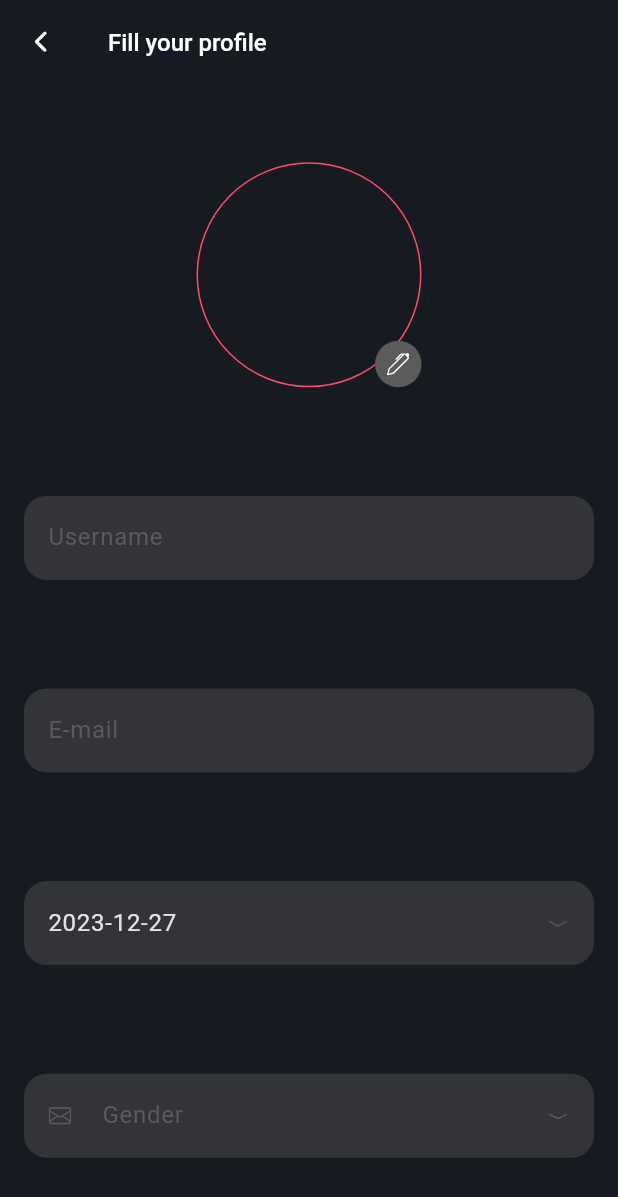
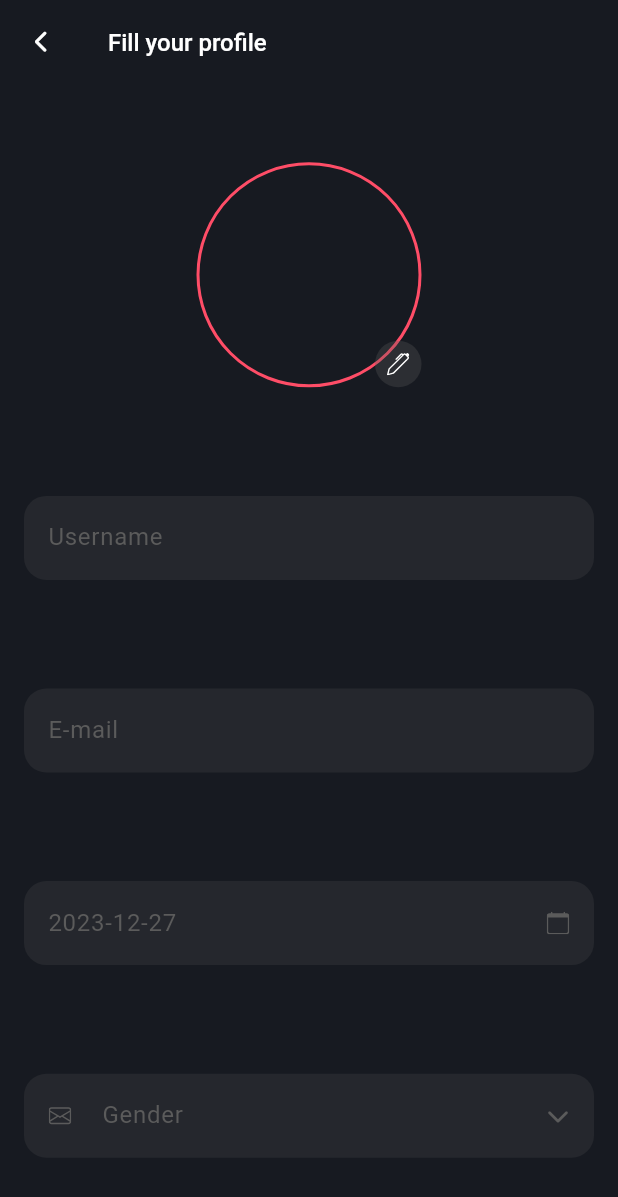
Before and after one commit to hafedh049/luxy, a Flutter app: the SignUp screen opened directly, on a phone screen of 412 x 824 dp. Shown: the top 1197 px of the screen. Run offline on Flutter 3.47's test engine with Material 3 defaults, Android fonts, the phone set to English and light mode, and no system bars; our stand-ins replace animated_toggle_switch, flutter_animate, fluttertoast, google_nav_bar, hive, icons_plus and 2 more; accounts and stored records are empty.

Commit message:
ModifiedM lib/views/auth/sign_up.dart

```diff
--- a/lib/views/auth/sign_up.dart
+++ b/lib/views/auth/sign_up.dart
@@ -4,7 +4,6 @@ import 'package:flutter/material.dart';
 import 'package:flutter_animate/flutter_animate.dart';
 import 'package:icons_plus/icons_plus.dart';
 import 'package:luxy/utils/globals.dart';
-import 'package:luxy/utils/helpers/icon.dart';
 
 class SignUp extends StatefulWidget {
   const SignUp({super.key});
@@ -57,14 +56,14 @@ class _SignUpState extends State<SignUp> {
                         height: 150,
                         decoration: BoxDecoration(
                           shape: BoxShape.circle,
-                          border: Border.all(color: pink),
+                          border: Border.all(color: pink, width: 2),
                           image: profilePicture == null ? null : DecorationImage(image: AssetImage(profilePicture!.path), fit: BoxFit.cover),
                         ),
                         child: profilePicture == null ? null : const Icon(Bootstrap.people, size: 25, color: pink),
                       ),
                       Container(
                         padding: const EdgeInsets.all(8),
-                        decoration: const BoxDecoration(shape: BoxShape.circle, color: grey),
+                        decoration: BoxDecoration(shape: BoxShape.circle, color: grey.withOpacity(.3)),
                         child: const Icon(Bootstrap.pen, size: 15, color: white),
                       ),
                     ],
@@ -73,8 +72,9 @@ class _SignUpState extends State<SignUp> {
               },
             ),
             Container(
-              decoration: BoxDecoration(borderRadius: BorderRadius.circular(15), color: grey.withOpacity(.4)),
+              decoration: BoxDecoration(borderRadius: BorderRadius.circular(15), color: grey.withOpacity(.2)),
               child: TextField(
+                style: const TextStyle(color: grey),
                 controller: _usernameController,
                 decoration: const InputDecoration(
                   contentPadding: EdgeInsets.all(16),
@@ -85,8 +85,9 @@ class _SignUpState extends State<SignUp> {
               ),
             ),
             Container(
-              decoration: BoxDecoration(borderRadius: BorderRadius.circular(15), color: grey.withOpacity(.4)),
+              decoration: BoxDecoration(borderRadius: BorderRadius.circular(15), color: grey.withOpacity(.2)),
               child: TextField(
+                style: const TextStyle(color: grey),
                 controller: _emailController,
                 decoration: const InputDecoration(
                   contentPadding: EdgeInsets.all(16),
@@ -97,9 +98,11 @@ class _SignUpState extends State<SignUp> {
               ),
             ),
             Container(
-              decoration: BoxDecoration(borderRadius: BorderRadius.circular(15), color: grey.withOpacity(.4)),
+              decoration: BoxDecoration(borderRadius: BorderRadius.circular(15), color: grey.withOpacity(.2)),
               child: TextField(
                 controller: _birthDateController,
+                style: const TextStyle(color: grey),
+                readOnly: true,
                 decoration: InputDecoration(
                   contentPadding: const EdgeInsets.all(16),
                   border: InputBorder.none,
@@ -123,7 +126,7 @@ class _SignUpState extends State<SignUp> {
                         },
                       );
                     },
-                    icon: const Icon(Bootstrap.chevron_compact_down, size: 15, color: grey),
+                    icon: const Icon(Bootstrap.calendar, size: 15, color: grey),
                   ),
                 ),
               ),
@@ -132,12 +135,13 @@ class _SignUpState extends State<SignUp> {
               builder: (BuildContext context, void Function(void Function()) _) {
                 return AnimatedContainer(
                   duration: 500.ms,
-                  decoration: BoxDecoration(borderRadius: BorderRadius.circular(15), color: grey.withOpacity(.4)),
+                  decoration: BoxDecoration(borderRadius: BorderRadius.circular(15), color: grey.withOpacity(.2)),
                   child: Column(
                     mainAxisSize: MainAxisSize.min,
                     children: <Widget>[
                       TextField(
                         readOnly: true,
+                        style: const TextStyle(color: grey),
                         controller: _emailController,
                         decoration: InputDecoration(
                           contentPadding: const EdgeInsets.all(16),
@@ -147,7 +151,7 @@ class _SignUpState extends State<SignUp> {
                           prefixIcon: Icon(Bootstrap.envelope, size: 15, color: grey),
                           suffixIcon: IconButton(
                             onPressed: () => _(() {}),
-                            icon: const Icon(Bootstrap.chevron_compact_down, size: 15, color: grey),
+                            icon: const Icon(FontAwesome.chevron_down_solid, size: 15, color: grey),
                           ),
                         ),
                       ),
```
